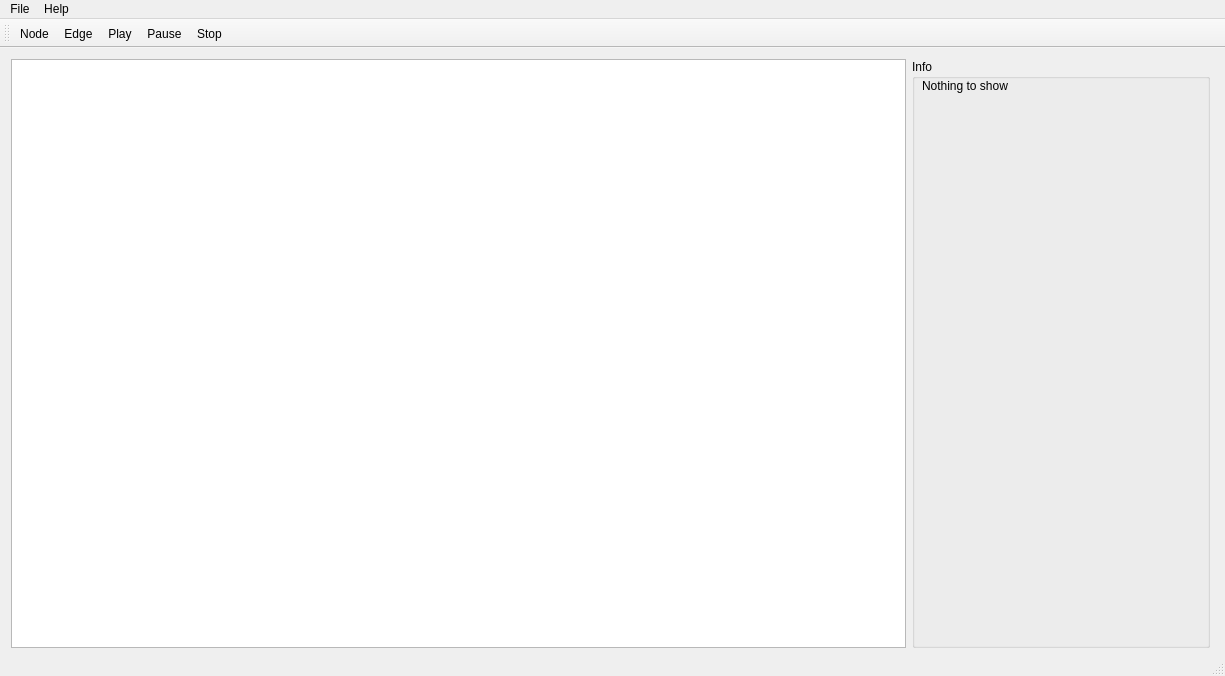
dwat3r/grapher, file mainwindow.ui: the form before one commit.
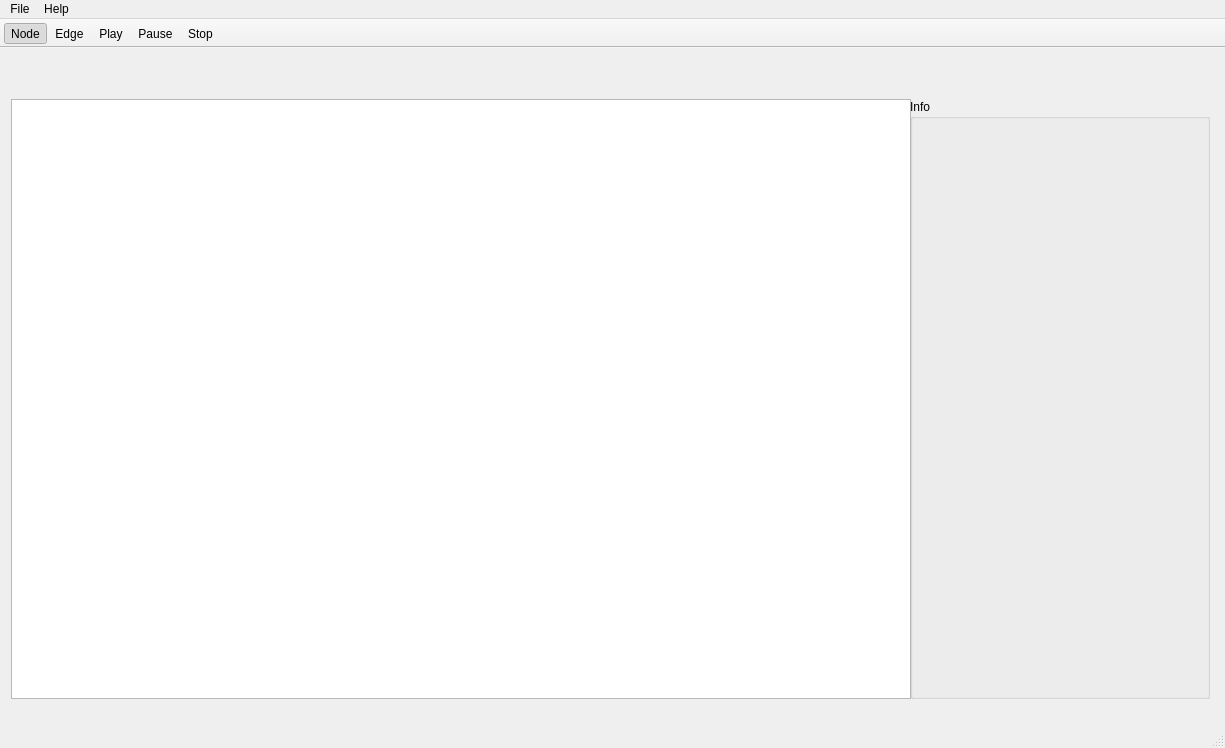
The form after the commit.

```diff
--- a/mainwindow.ui
+++ b/mainwindow.ui
@@ -7,7 +7,7 @@
     <x>0</x>
     <y>0</y>
     <width>1225</width>
-    <height>676</height>
+    <height>748</height>
    </rect>
   </property>
   <property name="sizePolicy">
@@ -19,13 +19,13 @@
   <property name="minimumSize">
    <size>
     <width>1225</width>
-    <height>676</height>
+    <height>748</height>
    </size>
   </property>
   <property name="maximumSize">
    <size>
-    <width>16777215</width>
-    <height>16777215</height>
+    <width>1225</width>
+    <height>748</height>
    </size>
   </property>
   <property name="windowTitle">
@@ -33,7 +33,7 @@
   </property>
   <widget class="QWidget" name="centralWidget">
    <property name="sizePolicy">
-    <sizepolicy hsizetype="Expanding" vsizetype="Expanding">
+    <sizepolicy hsizetype="Fixed" vsizetype="Fixed">
      <horstretch>0</horstretch>
      <verstretch>0</verstretch>
     </sizepolicy>
@@ -56,22 +56,75 @@
       <x>0</x>
       <y>0</y>
       <width>1221</width>
-      <height>611</height>
+      <height>702</height>
      </rect>
     </property>
-    <layout class="QHBoxLayout" name="horizontalLayout" stretch="3,1">
+    <layout class="QHBoxLayout" name="horizontalLayout" stretch="0,1">
      <property name="sizeConstraint">
       <enum>QLayout::SetNoConstraint</enum>
      </property>
      <item>
       <widget class="QGraphicsView" name="graphicsView">
+       <property name="sizePolicy">
+        <sizepolicy hsizetype="Fixed" vsizetype="Fixed">
+         <horstretch>0</horstretch>
+         <verstretch>0</verstretch>
+        </sizepolicy>
+       </property>
+       <property name="minimumSize">
+        <size>
+         <width>900</width>
+         <height>600</height>
+        </size>
+       </property>
+       <property name="maximumSize">
+        <size>
+         <width>900</width>
+         <height>600</height>
+        </size>
+       </property>
        <property name="mouseTracking">
-        <bool>false</bool>
+        <bool>true</bool>
+       </property>
+       <property name="verticalScrollBarPolicy">
+        <enum>Qt::ScrollBarAlwaysOff</enum>
+       </property>
+       <property name="horizontalScrollBarPolicy">
+        <enum>Qt::ScrollBarAlwaysOff</enum>
+       </property>
+       <property name="interactive">
+        <bool>true</bool>
+       </property>
+       <property name="sceneRect">
+        <rectf>
+         <x>0.000000000000000</x>
+         <y>0.000000000000000</y>
+         <width>900.000000000000000</width>
+         <height>600.000000000000000</height>
+        </rectf>
+       </property>
+       <property name="cacheMode">
+        <set>QGraphicsView::CacheNone</set>
+       </property>
+       <property name="viewportUpdateMode">
+        <enum>QGraphicsView::MinimalViewportUpdate</enum>
        </property>
       </widget>
      </item>
      <item>
       <widget class="QGroupBox" name="groupBox">
+       <property name="sizePolicy">
+        <sizepolicy hsizetype="Fixed" vsizetype="Fixed">
+         <horstretch>0</horstretch>
+         <verstretch>0</verstretch>
+        </sizepolicy>
+       </property>
+       <property name="minimumSize">
+        <size>
+         <width>300</width>
+         <height>600</height>
+        </size>
+       </property>
        <property name="title">
         <string>Info</string>
        </property>
@@ -84,18 +137,24 @@
        <widget class="QLabel" name="textoutput">
         <property name="geometry">
          <rect>
-          <x>10</x>
-          <y>20</y>
-          <width>281</width>
-          <height>581</height>
+          <x>-1</x>
+          <y>-40</y>
+          <width>301</width>
+          <height>651</height>
          </rect>
         </property>
         <property name="sizePolicy">
-         <sizepolicy hsizetype="Expanding" vsizetype="Expanding">
+         <sizepolicy hsizetype="Fixed" vsizetype="Fixed">
           <horstretch>0</horstretch>
           <verstretch>0</verstretch>
          </sizepolicy>
         </property>
+        <property name="minimumSize">
+         <size>
+          <width>300</width>
+          <height>600</height>
+         </size>
+        </property>
         <property name="text">
          <string>Nothing to show</string>
         </property>
@@ -139,11 +198,17 @@
    <addaction name="menuHelp"/>
   </widget>
   <widget class="QToolBar" name="mainToolBar">
+   <property name="movable">
+    <bool>false</bool>
+   </property>
+   <property name="floatable">
+    <bool>false</bool>
+   </property>
    <attribute name="toolBarArea">
     <enum>TopToolBarArea</enum>
    </attribute>
    <attribute name="toolBarBreak">
-    <bool>true</bool>
+    <bool>false</bool>
    </attribute>
    <addaction name="actionNode"/>
    <addaction name="actionEdge"/>
@@ -181,6 +246,9 @@
    <property name="checkable">
     <bool>true</bool>
    </property>
+   <property name="checked">
+    <bool>true</bool>
+   </property>
    <property name="text">
     <string>Node</string>
    </property>
```
Left out of the diff: 45 changed lines with no effect on the pictures.
